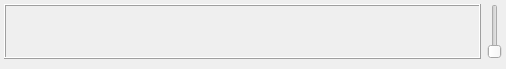
Before: the Qt Designer form spectrumwidget.ui in oldscienceguy/PebbleSDR, drawn with Qt 5.
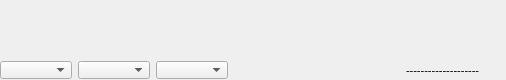
After: the same form once the commit is applied.

Commit message: Major rewrite to Spectrum widget.  Add explicit labelFrame for ticks and controlFrame for display selction, gain, offset, etc.  Switched to CuteSDR technique of using color array and QPixmap instead of QImage.  QPixmap didn't exist when Pebble first released

Diff of the .ui file:
```diff
--- a/spectrumwidget.ui
+++ b/spectrumwidget.ui
@@ -7,42 +7,69 @@
     <x>0</x>
     <y>0</y>
     <width>506</width>
-    <height>69</height>
+    <height>80</height>
    </rect>
   </property>
+  <property name="sizePolicy">
+   <sizepolicy hsizetype="Preferred" vsizetype="Preferred">
+    <horstretch>0</horstretch>
+    <verstretch>0</verstretch>
+   </sizepolicy>
+  </property>
   <property name="windowTitle">
    <string>SpectrumWidget</string>
   </property>
   <layout class="QVBoxLayout" name="verticalLayout">
-   <property name="margin">
+   <property name="spacing">
+    <number>0</number>
+   </property>
+   <property name="leftMargin">
+    <number>0</number>
+   </property>
+   <property name="topMargin">
+    <number>0</number>
+   </property>
+   <property name="rightMargin">
+    <number>0</number>
+   </property>
+   <property name="bottomMargin">
     <number>0</number>
    </property>
    <item>
     <widget class="QFrame" name="widgetFrame">
+     <property name="sizePolicy">
+      <sizepolicy hsizetype="Preferred" vsizetype="Preferred">
+       <horstretch>0</horstretch>
+       <verstretch>0</verstretch>
+      </sizepolicy>
+     </property>
      <property name="frameShape">
       <enum>QFrame::NoFrame</enum>
      </property>
      <property name="frameShadow">
       <enum>QFrame::Plain</enum>
      </property>
-     <layout class="QHBoxLayout" name="horizontalLayout">
+     <layout class="QVBoxLayout" name="verticalLayout_2">
+      <property name="spacing">
+       <number>0</number>
+      </property>
       <property name="leftMargin">
-       <number>4</number>
+       <number>0</number>
       </property>
       <property name="topMargin">
-       <number>4</number>
+       <number>0</number>
       </property>
       <property name="rightMargin">
-       <number>4</number>
+       <number>0</number>
       </property>
       <property name="bottomMargin">
-       <number>10</number>
+       <number>0</number>
       </property>
       <item>
        <widget class="QFrame" name="plotFrame">
         <property name="sizePolicy">
          <sizepolicy hsizetype="Preferred" vsizetype="Preferred">
-          <horstretch>75</horstretch>
+          <horstretch>0</horstretch>
           <verstretch>0</verstretch>
          </sizepolicy>
         </property>
@@ -53,7 +80,7 @@
          </size>
         </property>
         <property name="frameShape">
-         <enum>QFrame::Box</enum>
+         <enum>QFrame::NoFrame</enum>
         </property>
         <property name="frameShadow">
          <enum>QFrame::Raised</enum>
@@ -61,24 +88,145 @@
        </widget>
       </item>
       <item>
-       <widget class="QSlider" name="offsetSlider">
+       <widget class="QFrame" name="labelFrame">
         <property name="minimumSize">
          <size>
           <width>0</width>
-          <height>45</height>
+          <height>15</height>
          </size>
         </property>
-        <property name="minimum">
-         <number>0</number>
+        <property name="maximumSize">
+         <size>
+          <width>16777215</width>
+          <height>15</height>
+         </size>
         </property>
-        <property name="maximum">
-         <number>50</number>
+        <property name="frameShape">
+         <enum>QFrame::NoFrame</enum>
         </property>
-        <property name="orientation">
-         <enum>Qt::Vertical</enum>
+        <property name="frameShadow">
+         <enum>QFrame::Raised</enum>
         </property>
        </widget>
       </item>
+      <item>
+       <widget class="QFrame" name="controlFrame">
+        <property name="minimumSize">
+         <size>
+          <width>0</width>
+          <height>20</height>
+         </size>
+        </property>
+        <property name="maximumSize">
+         <size>
+          <width>16777215</width>
+          <height>20</height>
+         </size>
+        </property>
+        <property name="frameShape">
+         <enum>QFrame::NoFrame</enum>
+        </property>
+        <property name="frameShadow">
+         <enum>QFrame::Raised</enum>
+        </property>
+        <layout class="QHBoxLayout" name="horizontalLayout_2">
+         <property name="leftMargin">
+          <number>0</number>
+         </property>
+         <property name="topMargin">
+          <number>0</number>
+         </property>
+         <property name="rightMargin">
+          <number>0</number>
+         </property>
+         <property name="bottomMargin">
+          <number>0</number>
+         </property>
+         <item>
+          <widget class="QComboBox" name="displayBox">
+           <property name="maximumSize">
+            <size>
+             <width>16777215</width>
+             <height>18</height>
+            </size>
+           </property>
+           <property name="font">
+            <font>
+             <pointsize>8</pointsize>
+            </font>
+           </property>
+          </widget>
+         </item>
+         <item>
+          <widget class="QComboBox" name="dbGainBox">
+           <property name="maximumSize">
+            <size>
+             <width>16777215</width>
+             <height>18</height>
+            </size>
+           </property>
+           <property name="font">
+            <font>
+             <pointsize>8</pointsize>
+            </font>
+           </property>
+          </widget>
+         </item>
+         <item>
+          <widget class="QComboBox" name="dbOffsetBox">
+           <property name="maximumSize">
+            <size>
+             <width>16777215</width>
+             <height>18</height>
+            </size>
+           </property>
+           <property name="font">
+            <font>
+             <pointsize>8</pointsize>
+            </font>
+           </property>
+          </widget>
+         </item>
+         <item>
+          <spacer name="horizontalSpacer">
+           <property name="orientation">
+            <enum>Qt::Horizontal</enum>
+           </property>
+           <property name="sizeHint" stdset="0">
+            <size>
+             <width>40</width>
+             <height>20</height>
+            </size>
+           </property>
+          </spacer>
+         </item>
+         <item>
+          <widget class="QLabel" name="cursorLabel">
+           <property name="minimumSize">
+            <size>
+             <width>100</width>
+             <height>0</height>
+            </size>
+           </property>
+           <property name="maximumSize">
+            <size>
+             <width>16777215</width>
+             <height>18</height>
+            </size>
+           </property>
+           <property name="font">
+            <font>
+             <pointsize>8</pointsize>
+            </font>
+           </property>
+           <property name="text">
+            <string>--------------------</string>
+           </property>
+          </widget>
+         </item>
+        </layout>
+       </widget>
+      </item>
      </layout>
     </widget>
    </item>
```
The commit also changes 2 other files.
